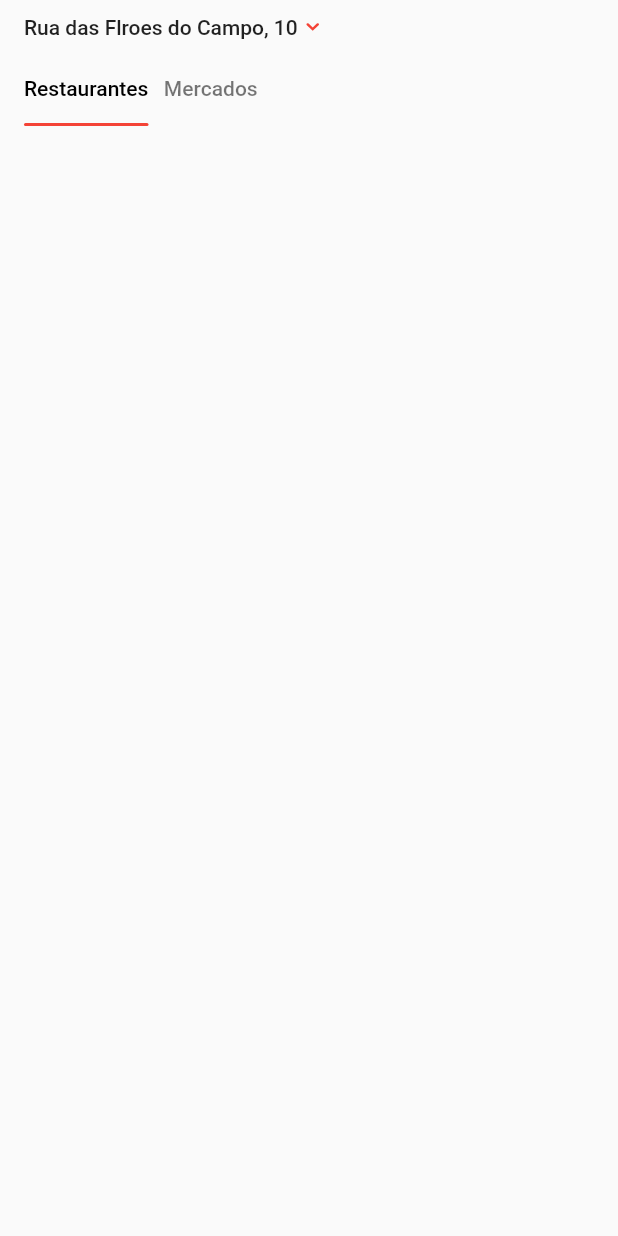
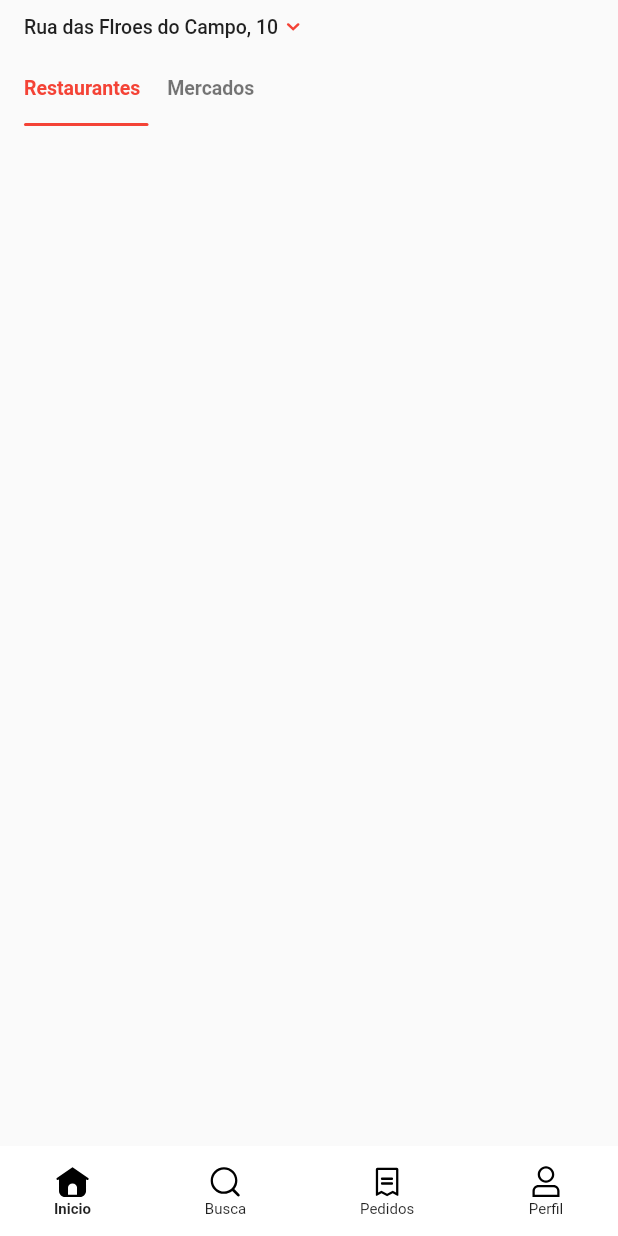
Before and after one commit to IagoAntunes/IFood-Clone, a Flutter app: the screen it shows after launch, on a phone screen of 412 x 824 dp. Run offline on Flutter 3.47's test engine with Material 2 defaults, Android fonts, the phone set to English and light mode, and no system bars; our stand-ins replace flutter_svg, tab_indicator_styler; Roboto replaces fonts that are missing (Nunito Sans, Nunito-Sans).

Commit message:
Bottom Navigator Component

```diff
--- a/lib/core/theme/app_colors.dart
+++ b/lib/core/theme/app_colors.dart
@@ -4,4 +4,5 @@ class AppColors {
   static const Color primaryColor = Colors.red;
   static const Color black = Colors.black;
   static const Color black54 = Colors.black54;
+  static const Color white = Colors.white;
 }
--- a/lib/core/theme/app_icons.dart
+++ b/lib/core/theme/app_icons.dart
@@ -5,24 +5,32 @@ const String pathIcons = 'assets/icons/';
 
 class AppIcons {
   static const arrowDown = '${pathIcons}arrow_down.svg';
+  static const homeActive = '${pathIcons}bottom/home_active.svg';
+  static const home = '${pathIcons}bottom/home.svg';
+  static const ordersActive = '${pathIcons}bottom/orders_active.svg';
+  static const orders = '${pathIcons}bottom/orders.svg';
+  static const profileActive = '${pathIcons}bottom/profile_active.svg';
+  static const profile = '${pathIcons}bottom/profile.svg';
+  static const searchActive = '${pathIcons}bottom/search_active.svg';
+  static const search = '${pathIcons}bottom/search.svg';
 }
 
 class AppIcon extends StatelessWidget {
   final String icon;
-  final Size size;
+  final Size? size;
   final Color? color;
   const AppIcon({
     super.key,
     required this.icon,
-    required this.size,
+    this.size,
     this.color,
   });
   @override
   Widget build(BuildContext context) {
     return SvgPicture.asset(
       icon,
-      height: size.height,
-      width: size.width,
+      height: size == null ? 24 : size!.height,
+      width: size == null ? 24 : size!.width,
       color: color ?? Colors.black,
     );
   }
--- a/lib/core/theme/app_theme.dart
+++ b/lib/core/theme/app_theme.dart
@@ -1,10 +1,9 @@
 import 'package:flutter/material.dart';
-import 'package:ifood/core/theme/app_colors.dart';
 
 class AppTheme {
   static ThemeData get theme => ThemeData(
         primarySwatch: Colors.red,
-        fontFamily: 'Nunito-Sans',
+        fontFamily: 'Nunito Sans',
         textTheme: TextTheme(),
       );
 }
--- a/lib/core/theme/app_typography.dart
+++ b/lib/core/theme/app_typography.dart
@@ -1,4 +1,5 @@
 import 'package:flutter/material.dart';
+import 'package:ifood/core/theme/app_colors.dart';
 
 class AppTypography {
   static TextStyle bodyText(BuildContext context) {
@@ -10,4 +11,19 @@ class AppTypography {
           fontWeight: FontWeight.w500,
         );
   }
+
+  static TextStyle localTextStyle(BuildContext context) {
+    return Theme.of(context).textTheme.bodyText1!.copyWith(
+          fontWeight: FontWeight.w500,
+          fontSize: 13,
+        );
+  }
+
+  static TextStyle tabBarStyle(BuildContext context) {
+    return Theme.of(context).textTheme.bodyText1!.copyWith(
+          color: AppColors.primaryColor,
+          fontWeight: FontWeight.w700,
+          fontSize: 13,
+        );
+  }
 }
--- /dev/null
+++ b/lib/views/content/components/bottom_navigator_component.dart
@@ -0,0 +1,99 @@
+import 'package:flutter/material.dart';
+import 'package:ifood/core/theme/app_colors.dart';
+
+import '../../../core/theme/app_icons.dart';
+
+class BottomNavigatorComponent extends StatelessWidget {
+  const BottomNavigatorComponent({
+    super.key,
+    required this.items,
+    required this.onTap,
+    this.currentIndex = 0,
+  });
+  final List<BottomNavigatorItemComponent> items;
+  final int currentIndex;
+  final Function(int) onTap;
+  @override
+  Widget build(BuildContext context) {
+    return Container(
+      decoration: BoxDecoration(color: AppColors.white),
+      child: Column(
+        children: [
+          Padding(
+            padding: const EdgeInsets.symmetric(horizontal: 24),
+            child: Row(
+              mainAxisAlignment: MainAxisAlignment.spaceBetween,
+              children: items
+                  .map<Widget>(
+                    (e) => e.copyWith(
+                      isActive: items.indexOf(e) == currentIndex,
+                      onTap: () => onTap(
+                        items.indexOf(e),
+                      ),
+                    ),
+                  )
+                  .toList(),
+            ),
+          ),
+          SizedBox(
+            height: MediaQuery.of(context).padding.bottom,
+          )
+        ],
+      ),
+    );
+  }
+}
+
+class BottomNavigatorItemComponent extends StatelessWidget {
+  const BottomNavigatorItemComponent({
+    super.key,
+    required this.label,
+    required this.activeIcon,
+    required this.icon,
+    this.onTap,
+    this.isActive = false,
+  });
+  final String label;
+  final String activeIcon;
+  final String icon;
+  final bool isActive;
+  final Function()? onTap;
+
+  copyWith({
+    String? label,
+    String? activeIcon,
+    String? icon,
+    bool? isActive,
+    Function()? onTap,
+  }) {
+    return BottomNavigatorItemComponent(
+      activeIcon: activeIcon ?? this.activeIcon,
+      label: label ?? this.label,
+      icon: icon ?? this.icon,
+      isActive: isActive ?? this.isActive,
+      onTap: onTap ?? this.onTap,
+    );
+  }
+
+  @override
+  Widget build(BuildContext context) {
+    return GestureDetector(
+      onTap: onTap,
+      child: Padding(
+        padding: const EdgeInsets.all(12),
+        child: Column(
+          children: [
+            AppIcon(icon: isActive ? activeIcon : icon),
+            Text(
+              label,
+              style: TextStyle(
+                fontSize: 10,
+                fontWeight: isActive ? FontWeight.bold : FontWeight.normal,
+              ),
+            ),
+          ],
+        ),
+      ),
+    );
+  }
+}
--- /dev/null
+++ b/lib/views/content/components/content_tab_bar_component.dart
@@ -0,0 +1,50 @@
+import 'package:flutter/material.dart';
+import 'package:flutter/src/widgets/container.dart';
+import 'package:flutter/src/widgets/framework.dart';
+import 'package:tab_indicator_styler/tab_indicator_styler.dart';
+
+import '../../../core/theme/app_colors.dart';
+import '../../../core/theme/app_typography.dart';
+
+class ContentTabBarComponent extends StatelessWidget {
+  const ContentTabBarComponent({
+    super.key,
+    required this.tabController,
+    required this.onTap,
+  });
+  final TabController tabController;
+  final Function(int) onTap;
+  @override
+  Widget build(BuildContext context) {
+    return Padding(
+      padding: const EdgeInsets.only(left: 16, right: 230),
+      child: TabBar(
+        onTap: onTap,
+        overlayColor: MaterialStateProperty.all(Colors.transparent),
+        indicatorPadding: EdgeInsets.zero,
+        labelPadding: EdgeInsets.zero,
+        labelColor: AppColors.primaryColor,
+        unselectedLabelColor: AppColors.black54,
+        labelStyle: AppTypography.tabBarStyle(context),
+        indicator: MaterialIndicator(
+          color: AppColors.primaryColor,
+          height: 2,
+          bottomLeftRadius: 5,
+          bottomRightRadius: 5,
+        ),
+        controller: tabController,
+        tabs: [
+          Tab(
+            child: Align(
+              alignment: Alignment.centerLeft,
+              child: Text('Restaurantes'),
+            ),
+          ),
+          Tab(
+            child: Text('Mercados'),
+          ),
+        ],
+      ),
+    );
+  }
+}
--- a/lib/views/content/components/header_local_component.dart
+++ b/lib/views/content/components/header_local_component.dart
@@ -22,7 +22,7 @@ class HeaderLocationComponent extends StatelessWidget {
                   children: [
                     Text(
                       location,
-                      style: AppTypography.bodyTextBold(context),
+                      style: AppTypography.localTextStyle(context),
                     ),
                     const AppIcon(
                       icon: AppIcons.arrowDown,
--- a/lib/views/content/content_page.dart
+++ b/lib/views/content/content_page.dart
@@ -1,8 +1,12 @@
 import 'package:flutter/material.dart';
 import 'package:ifood/core/theme/app_colors.dart';
+import 'package:ifood/core/theme/app_icons.dart';
 import 'package:ifood/core/theme/app_typography.dart';
+import 'package:ifood/views/content/components/bottom_navigator_component.dart';
 import 'package:ifood/views/content/components/header_local_component.dart';
 import 'package:tab_indicator_styler/tab_indicator_styler.dart';
+
+import 'components/content_tab_bar_component.dart';
 
 class ContentPage extends StatefulWidget {
   const ContentPage({super.key});
@@ -21,37 +25,51 @@ class _ContentPageState extends State<ContentPage>
     tabController = TabController(length: 2, vsync: this);
   }
 
+  int currentIndexi = 0;
   @override
   Widget build(BuildContext context) {
     return Scaffold(
       body: Column(
         children: [
-          const HeaderLocationComponent(
-              location: 'Rua das Flroes do Campo, 10'),
-          TabBar(
-            indicatorPadding: EdgeInsets.zero,
-            labelPadding: EdgeInsets.zero,
-            padding: const EdgeInsets.only(left: 16, right: 230),
-            labelColor: AppColors.black,
-            unselectedLabelColor: AppColors.black54,
-            labelStyle:
-                AppTypography.bodyText(context).copyWith(color: Colors.black),
-            indicator: MaterialIndicator(
-              color: AppColors.primaryColor,
-              height: 2,
-              bottomLeftRadius: 5,
-              bottomRightRadius: 5,
+          Expanded(
+            child: Column(
+              children: [
+                const HeaderLocationComponent(
+                    location: 'Rua das Flroes do Campo, 10'),
+                ContentTabBarComponent(
+                  tabController: tabController,
+                  onTap: (index) {},
+                )
+              ],
             ),
-            controller: tabController,
-            tabs: [
-              Tab(
-                child: Align(
-                  alignment: Alignment.centerLeft,
-                  child: Text('Restaurantes'),
-                ),
+          ),
+          BottomNavigatorComponent(
+            currentIndex: currentIndexi,
+            onTap: (index) {
+              setState(() {
+                currentIndexi = index;
+              });
+            },
+            items: const [
+              BottomNavigatorItemComponent(
+                label: 'Inicio',
+                activeIcon: AppIcons.homeActive,
+                icon: AppIcons.home,
               ),
-              Tab(
-                child: Text('Mercados'),
+              BottomNavigatorItemComponent(
+                label: 'Busca',
+                activeIcon: AppIcons.searchActive,
+                icon: AppIcons.search,
+              ),
+              BottomNavigatorItemComponent(
+                label: 'Pedidos',
+                activeIcon: AppIcons.ordersActive,
+                icon: AppIcons.orders,
+              ),
+              BottomNavigatorItemComponent(
+                label: 'Perfil',
+                activeIcon: AppIcons.profileActive,
+                icon: AppIcons.profile,
               ),
             ],
           ),
```
